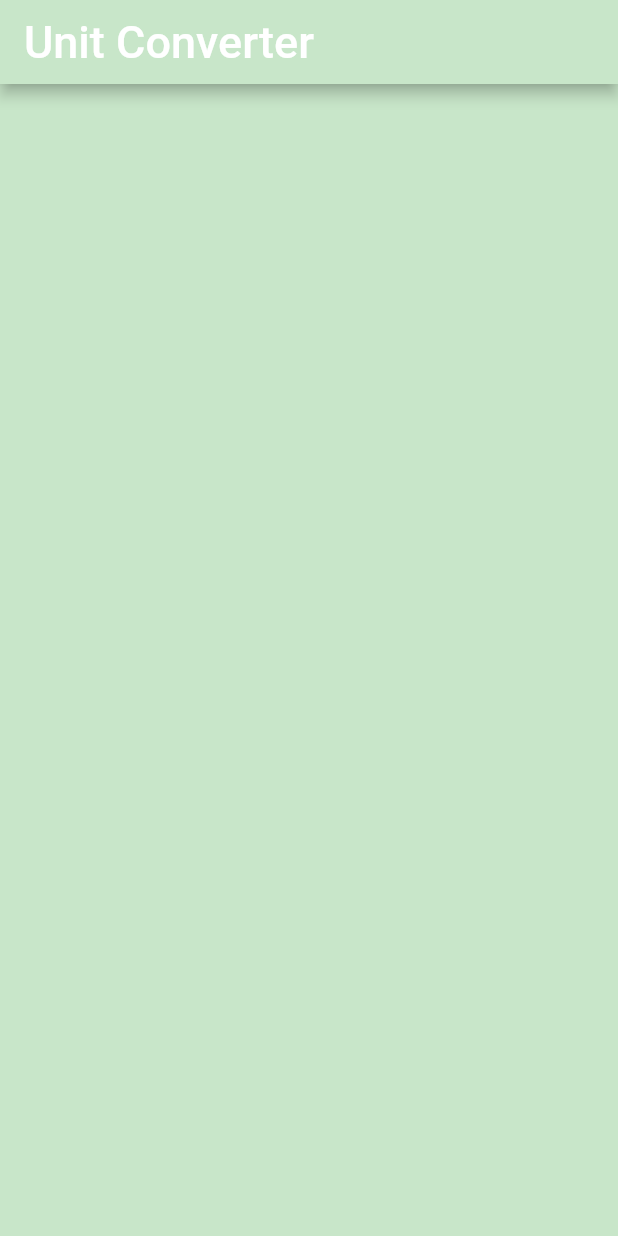
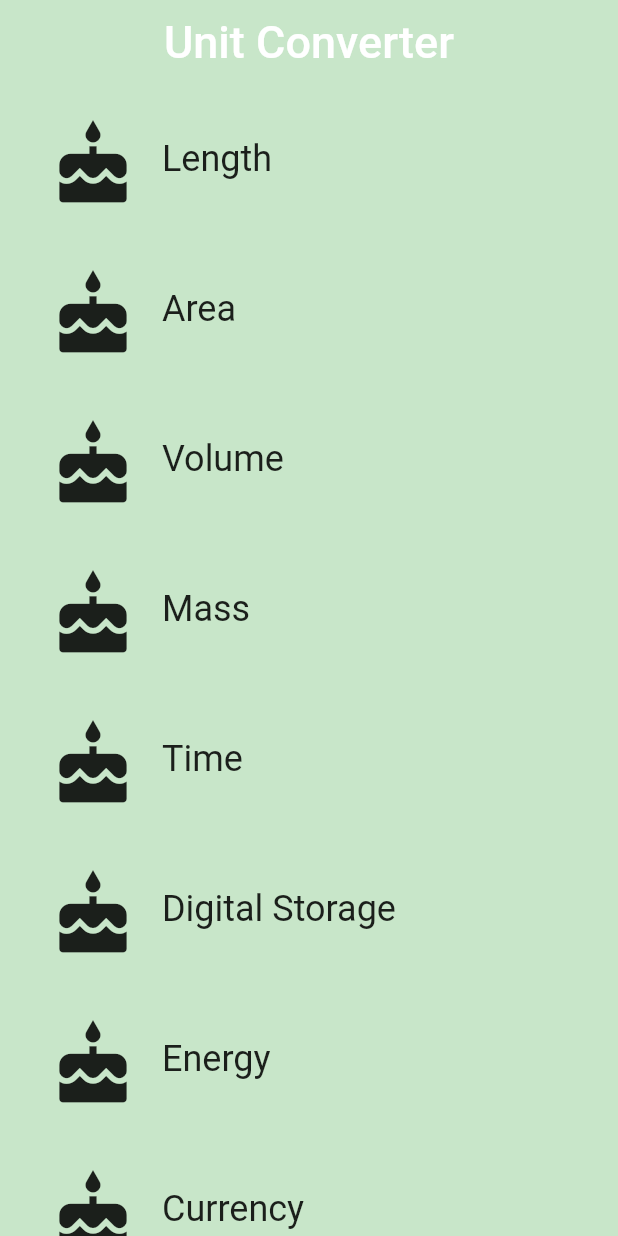
Before and after one commit to CillianMyles/unit-converter, a Flutter app: the screen it shows after launch, on a phone screen of 412 x 824 dp. Run offline on Flutter 3.47's test engine with Material 2 defaults, Android fonts, the phone set to English and light mode, and no system bars.

Commit message:
Show list of unit categories;

```diff
--- a/lib/category_screen.dart
+++ b/lib/category_screen.dart
@@ -1,7 +1,9 @@
 import 'package:flutter/material.dart';
+import 'package:unit_converter/category.dart';
 
 const _appName = 'Unit Converter';
 final _bgColor = Colors.green[100];
+const _defaultIcon = Icons.cake;
 
 class CategoryScreen extends StatelessWidget {
   const CategoryScreen();
@@ -28,21 +30,46 @@ class CategoryScreen extends StatelessWidget {
     Colors.red,
   ];
 
+  Widget _buildCategoryWidgets(List<Widget> categories) {
+    return ListView.builder(
+      itemBuilder: (BuildContext context, int index) => categories[index],
+      itemCount: categories.length,
+    );
+  }
+
   @override
   Widget build(BuildContext context) {
-    return Scaffold(
-      appBar: AppBar(
-        backgroundColor: _bgColor,
-        title: Text(
+    final appBar = AppBar(
+      backgroundColor: _bgColor,
+      elevation: 0.0,
+      title: Center(
+        child: Text(
           _appName,
           style: TextStyle(
             fontSize: 30.0,
           ),
         ),
       ),
-      body: Container(
-        color: _bgColor,
-      ),
+    );
+
+    final categories = <Category>[];
+    for (var i = 0; i < _categoryNames.length; i++) {
+      categories.add(Category(
+        name: _categoryNames[i],
+        color: _baseColours[i],
+        iconLocation: _defaultIcon,
+      ));
+    }
+
+    final listView = Container(
+      color: _bgColor,
+      padding: EdgeInsets.symmetric(horizontal: 8.0),
+      child: _buildCategoryWidgets(categories),
+    );
+
+    return Scaffold(
+      appBar: appBar,
+      body: listView,
     );
   }
 }
```
